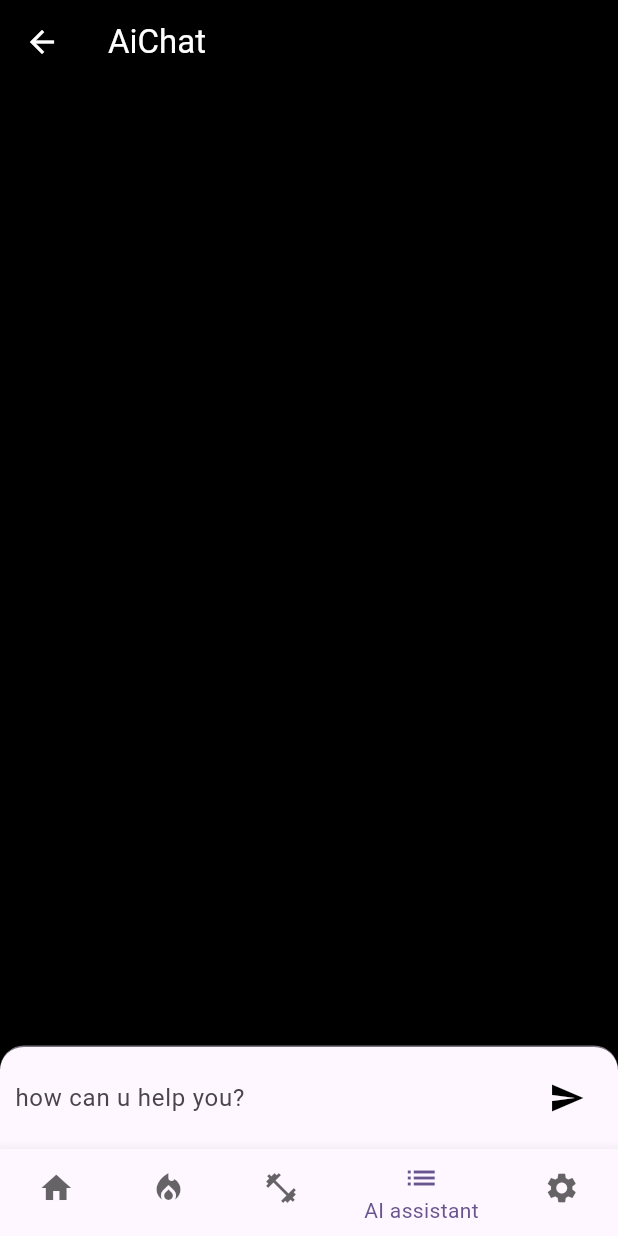
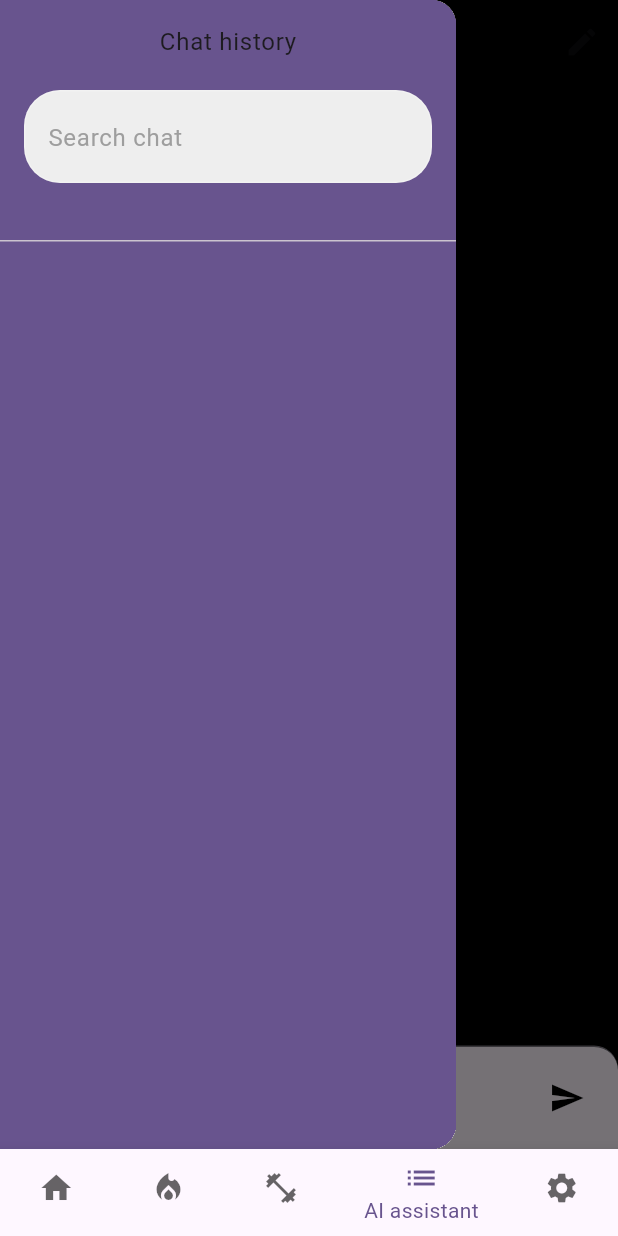
Before and after one commit to rostikKalabishka/Ai-FitCoach, a Flutter app: the AiChatScreen screen opened by its route, with the side drawer open (before the commit the screen has no drawer), on a phone screen of 412 x 824 dp. Run offline on Flutter 3.47's test engine with Material 3 defaults, Android fonts, the phone set to English and light mode, and no system bars; our stand-ins replace auto_route, bloc, cloud_firestore, equatable, firebase_auth, firebase_core and 11 more; missing offline and left inert: flutter_facebook_auth; accounts and stored records are empty; generated files the repository leaves out were written again.

Commit message:
add history and update animated text

```diff
--- a/lib/app/app_initializer.dart
+++ b/lib/app/app_initializer.dart
@@ -1,3 +1,4 @@
+import 'package:ai_fit_coach/blocs/history_bloc/history_bloc.dart';
 import 'package:ai_fit_coach/blocs/settings_cubit/settings_cubit.dart';
 import 'package:ai_fit_coach/blocs/user_bloc/user_bloc.dart';
 import 'package:ai_fit_coach/common/di/di.dart';
@@ -34,6 +35,9 @@ class AppInitializer extends StatelessWidget {
           ),
           BlocProvider(
             create: (_) => getIt<ChatBloc>(),
+          ),
+          BlocProvider(
+            create: (_) => getIt<HistoryBloc>(),
           )
         ],
         child: child,
--- /dev/null
+++ b/lib/blocs/history_bloc/history_bloc.dart
@@ -0,0 +1,80 @@
+import 'dart:async';
+import 'dart:developer';
+
+import 'package:ai_fit_coach/common/api/model/chat_model.dart';
+import 'package:ai_fit_coach/repositories/chat_repository/abstract_chat_repository.dart';
+import 'package:bloc/bloc.dart';
+import 'package:equatable/equatable.dart';
+
+part 'history_event.dart';
+part 'history_state.dart';
+
+class HistoryBloc extends Bloc<HistoryEvent, HistoryState> {
+  final AbstractChatRepository _chatRepository;
+  StreamSubscription<List<ChatModel>>? _historySubscription;
+  Timer? searchDebounce;
+  HistoryBloc({required AbstractChatRepository chatRepository})
+      : _chatRepository = chatRepository,
+        super(HistoryInitial()) {
+    on<LoadHistoryEvent>(_loadHistory);
+    on<ChatHistoryUpdatedEvent>((event, emit) {
+      emit(HistoryLoaded(historyList: event.chatHistory));
+    });
+    on<SearchChatEvent>(_searchChat);
+    on<DeleteChatEvent>(_deleteChat);
+  }
+  void _loadHistory(LoadHistoryEvent event, Emitter<HistoryState> emit) {
+    _historySubscription?.cancel();
+    emit(HistoryLoading());
+    try {
+      _historySubscription = _chatRepository
+          .getHistoryStream(userId: event.userId)
+          .listen((chatHistory) {
+        add(ChatHistoryUpdatedEvent(chatHistory: chatHistory));
+      });
+    } catch (e) {
+      emit(HistoryFailure(error: e));
+    }
+  }
+
+  Future<void> _searchChat(SearchChatEvent event, emit) async {
+    if (state is! HistoryLoaded) {
+      emit(HistoryLoading());
+    }
+    try {
+      searchDebounce?.cancel();
+
+      final completer = Completer<void>();
+
+      searchDebounce = Timer(const Duration(milliseconds: 300), () async {
+        final history = await _chatRepository.searchChat(
+            query: event.query, userId: event.userId);
+        add(ChatHistoryUpdatedEvent(chatHistory: history));
+
+        completer.complete();
+      });
+      await completer.future;
+    } catch (e) {
+      emit(HistoryFailure(error: e));
+    }
+  }
+
+  Future<void> _deleteChat(DeleteChatEvent event, emit) async {
+    if (state is! HistoryLoaded) {
+      emit(HistoryLoading());
+    }
+
+    try {
+      final currentHistory = (state as HistoryLoaded).historyList;
+
+      final updatedHistory =
+          currentHistory.where((chat) => chat.id != event.chatId).toList();
+
+      await _chatRepository.deleteChat(chatId: event.chatId);
+      emit(HistoryLoaded(historyList: updatedHistory));
+    } catch (e) {
+      log(e.toString());
+      emit(HistoryFailure(error: e));
+    }
+  }
+}
--- /dev/null
+++ b/lib/blocs/history_bloc/history_event.dart
@@ -0,0 +1,49 @@
+part of 'history_bloc.dart';
+
+sealed class HistoryEvent extends Equatable {
+  const HistoryEvent();
+
+  @override
+  List<Object> get props => [];
+}
+
+class LoadHistoryEvent extends HistoryEvent {
+  final String userId;
+
+  const LoadHistoryEvent({required this.userId});
+
+  @override
+  List<Object> get props => super.props..add(userId);
+}
+
+class SearchChatEvent extends HistoryEvent {
+  final String query;
+  final String userId;
+
+  const SearchChatEvent({
+    required this.query,
+    required this.userId,
+  });
+
+  @override
+  List<Object> get props => super.props..addAll([query, userId]);
+}
+
+class ChatHistoryUpdatedEvent extends HistoryEvent {
+  final List<ChatModel> chatHistory;
+
+  const ChatHistoryUpdatedEvent({required this.chatHistory});
+}
+
+class DeleteChatEvent extends HistoryEvent {
+  final String chatId;
+
+  const DeleteChatEvent({
+    required this.chatId,
+  });
+  @override
+  List<Object> get props => super.props
+    ..add(
+      chatId,
+    );
+}
--- /dev/null
+++ b/lib/blocs/history_bloc/history_state.dart
@@ -0,0 +1,30 @@
+part of 'history_bloc.dart';
+
+sealed class HistoryState extends Equatable {
+  const HistoryState();
+
+  @override
+  List<Object> get props => [];
+}
+
+final class HistoryInitial extends HistoryState {}
+
+final class HistoryLoading extends HistoryState {}
+
+final class HistoryLoaded extends HistoryState {
+  final List<ChatModel> historyList;
+
+  const HistoryLoaded({required this.historyList});
+
+  @override
+  List<Object> get props => super.props..add(historyList);
+}
+
+final class HistoryFailure extends HistoryState {
+  final Object error;
+
+  const HistoryFailure({required this.error});
+
+  @override
+  List<Object> get props => super.props..add(error);
+}
--- /dev/null
+++ b/lib/common/lib/chat_seen_messages.dart
@@ -0,0 +1 @@
+final Set<String> seenMessages = {};
--- a/lib/features/ai_chat/view/ai_chat_screen.dart
+++ b/lib/features/ai_chat/view/ai_chat_screen.dart
@@ -1,10 +1,9 @@
-import 'dart:ui';
-
-import 'package:ai_fit_coach/blocs/user_bloc/user_bloc.dart';
+import 'package:ai_fit_coach/blocs/history_bloc/history_bloc.dart';
 import 'package:ai_fit_coach/common/api/model/message_model.dart';
 import 'package:ai_fit_coach/features/ai_chat/bloc/chat_bloc.dart';
-import 'package:ai_fit_coach/features/ai_chat/widgets/chat_screen.dart';
+import 'package:ai_fit_coach/features/ai_chat/widgets/widgets.dart';
 import 'package:ai_fit_coach/features/loader/bloc/authentication_bloc.dart';
+import 'package:ai_fit_coach/router/router.dart';
 import 'package:auto_route/auto_route.dart';
 import 'package:flutter/material.dart';
 import 'package:flutter_bloc/flutter_bloc.dart';
@@ -23,17 +22,11 @@ class _AiChatScreenState extends State<AiChatScreen> {
   late TextEditingController _textFieldController;
   late ScrollController _scrollController;
   late FocusNode focusNode;
+  late String userId;
 
   @override
   void initState() {
-    _textFieldController = TextEditingController();
-    _scrollController = ScrollController();
-    final String userId =
-        context.read<AuthenticationBloc>().state.user?.id ?? '';
-    focusNode = FocusNode();
-    context.read<ChatBloc>().add(
-        LoadChatEvent(chatId: widget.chatId ?? '', userCreatorChatId: userId));
-
+    _init();
     super.initState();
   }
 
@@ -52,19 +45,38 @@ class _AiChatScreenState extends State<AiChatScreen> {
     return BlocConsumer<ChatBloc, ChatState>(
       listener: (BuildContext context, state) {},
       builder: (BuildContext context, state) {
+        final theme = Theme.of(context);
+        final chatId = widget.chatId;
         return GestureDetector(
           onTap: () {
             focusNode.unfocus();
           },
           child: Scaffold(
+            drawer: HistoryDrawer(
+              currentChatId: chatId ?? '',
+            ),
             appBar: AppBar(
+              actions: [
+                IconButton(
+                    onPressed: chatId != null && chatId.isNotEmpty
+                        ? () {
+                            AutoRouter.of(context).pushAndPopUntil(
+                                AiChatRoute(chatId: ''),
+                                predicate: (_) => false);
+                          }
+                        : null,
+                    icon: Icon(Icons.edit)),
+              ],
               title: const Text(
                 'AiChat',
                 style: TextStyle(color: Colors.white),
               ),
             ),
             body: RefreshIndicator.adaptive(
-              onRefresh: () async {},
+              onRefresh: () async {
+                context.read<ChatBloc>().add(LoadChatEvent(
+                    chatId: widget.chatId ?? '', userCreatorChatId: userId));
+              },
               child: state is AiChatLoaded
                   ? Center(
                       child: SafeArea(
@@ -168,4 +180,16 @@ class _AiChatScreenState extends State<AiChatScreen> {
           );
     }
   }
+
+  void _init() {
+    _textFieldController = TextEditingController();
+    _scrollController = ScrollController();
+    userId = context.read<AuthenticationBloc>().state.user?.id ?? '';
+    focusNode = FocusNode();
+
+    context.read<ChatBloc>().add(
+        LoadChatEvent(chatId: widget.chatId ?? '', userCreatorChatId: userId));
+
+    context.read<HistoryBloc>().add(LoadHistoryEvent(userId: userId));
+  }
 }
--- /dev/null
+++ b/lib/features/ai_chat/widgets/history_drawer.dart
@@ -0,0 +1,93 @@
+import 'package:ai_fit_coach/blocs/history_bloc/history_bloc.dart';
+import 'package:ai_fit_coach/router/router.dart';
+import 'package:ai_fit_coach/ui/ui.dart';
+import 'package:auto_route/auto_route.dart';
+import 'package:flutter/material.dart';
+import 'package:flutter_bloc/flutter_bloc.dart';
+
+class HistoryDrawer extends StatefulWidget {
+  const HistoryDrawer({super.key, required this.currentChatId});
+  final String currentChatId;
+  @override
+  State<HistoryDrawer> createState() => _HistoryDrawerState();
+}
+
+class _HistoryDrawerState extends State<HistoryDrawer> {
+  late final TextEditingController _searchHistoryController;
+
+  @override
+  void initState() {
+    _searchHistoryController = TextEditingController();
+    super.initState();
+  }
+
+  @override
+  void dispose() {
+    _searchHistoryController.dispose();
+    super.dispose();
+  }
+
+  @override
+  Widget build(BuildContext context) {
+    final theme = Theme.of(context);
+    final currentChatId = widget.currentChatId;
+    return BlocBuilder<HistoryBloc, HistoryState>(
+      builder: (context, state) {
+        if (state is HistoryLoaded) {
+          return Drawer(
+            child: Scaffold(
+              backgroundColor: theme.primaryColor,
+              body: SafeArea(
+                child: Column(
+                  children: [
+                    DrawerHeader(
+                      margin: EdgeInsets.only(bottom: 0),
+                      child: Column(spacing: 20, children: [
+                        Text('Chat history'),
+                        CustomTextfield(
+                          controller: _searchHistoryController,
+                          hintText: 'Search chat',
+                          obscureText: false,
+                          keyboardType: TextInputType.none,
+                        ),
+                      ]),
+                    ),
+                    Expanded(
+                      child: ListView.separated(
+                        itemBuilder: (BuildContext context, int index) {
+                          final chat = state.historyList[index];
+                          return ListTile(
+                            title: Text(
+                              chat.chatName,
+                              maxLines: 1,
+                              overflow: TextOverflow.ellipsis,
+                            ),
+                            onTap: () {
+                              currentChatId != chat.id
+                                  ? AutoRouter.of(context).pushAndPopUntil(
+                                      AiChatRoute(chatId: chat.id),
+                                      predicate: (route) => false)
+                                  : Navigator.of(context).pop();
+                            },
+                          );
+                        },
+                        separatorBuilder: (BuildContext context, int index) {
+                          return Divider();
+                        },
+                        itemCount: state.historyList.length,
+                      ),
+                    ),
+                  ],
+                ),
+              ),
+            ),
+          );
+        } else {
+          return Center(
+            child: CircularProgressIndicator.adaptive(),
+          );
+        }
+      },
+    );
+  }
+}
--- a/lib/features/ai_chat/widgets/widgets.dart
+++ b/lib/features/ai_chat/widgets/widgets.dart
@@ -0,0 +1,2 @@
+export 'history_drawer.dart';
+export 'chat_screen.dart';
--- a/lib/repositories/chat_repository/abstract_chat_repository.dart
+++ b/lib/repositories/chat_repository/abstract_chat_repository.dart
@@ -14,5 +14,8 @@ abstract interface class AbstractChatRepository {
 
   Future<void> deleteChat({required String chatId});
 
+  Future<List<ChatModel>> searchChat(
+      {required String query, required String userId});
+
   Stream<List<ChatModel>> getHistoryStream({required String userId});
 }
--- a/lib/repositories/chat_repository/chat_repository.dart
+++ b/lib/repositories/chat_repository/chat_repository.dart
@@ -36,4 +36,10 @@ class ChatRepository implements AbstractChatRepository {
   Stream<List<ChatModel>> getHistoryStream({required String userId}) {
     return _chatApiClient.getHistoryStream(userId: userId);
   }
+
+  @override
+  Future<List<ChatModel>> searchChat(
+      {required String query, required String userId}) async {
+    return _chatApiClient.searchChat(userId: userId, query: query);
+  }
 }
--- a/lib/ui/widgets/widgets.dart
+++ b/lib/ui/widgets/widgets.dart
@@ -9,3 +9,4 @@ export 'custom_workout_card.dart';
 export 'custom_subcategory_workout.dart';
 export 'text_widget.dart';
 export 'custom_circle_avatar.dart';
+export 'typer_with_bold_text.dart';
```
Also changed, not shown: lib/common/di/di.dart (+7 -0 lines), lib/common/lib/markdown_text_parser.dart (added, +35 -0 lines), lib/features/ai_chat/widgets/chat_screen.dart (+16 -15 lines), lib/ui/widgets/typer_with_bold_text.dart (added, +66 -0 lines).
